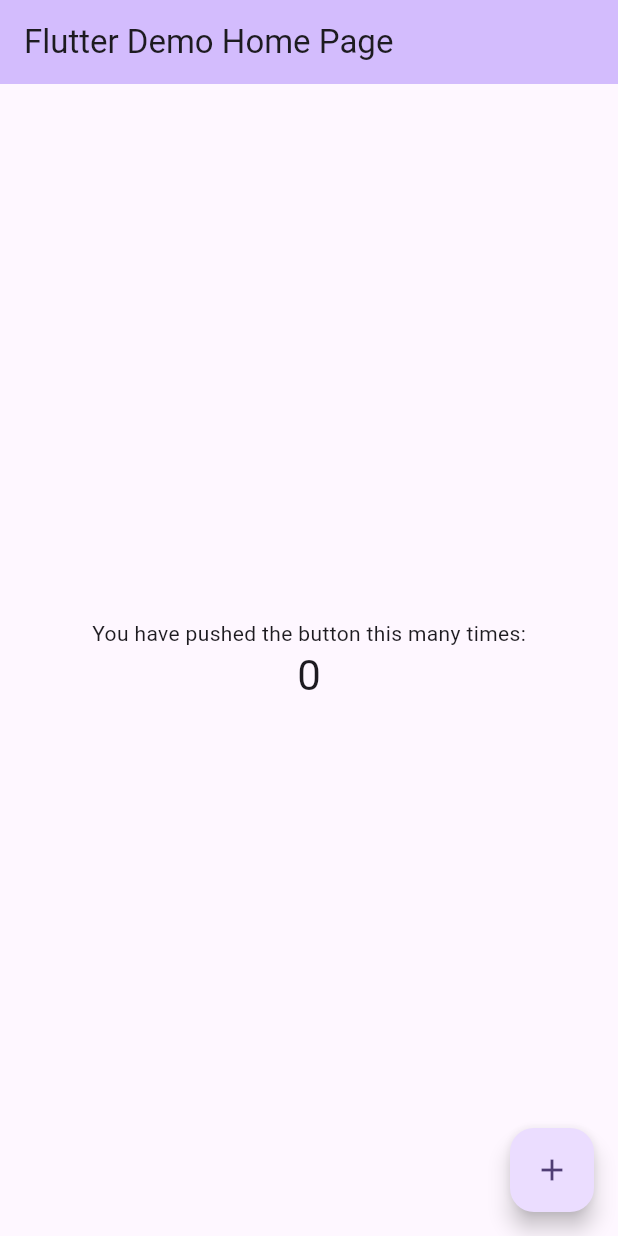
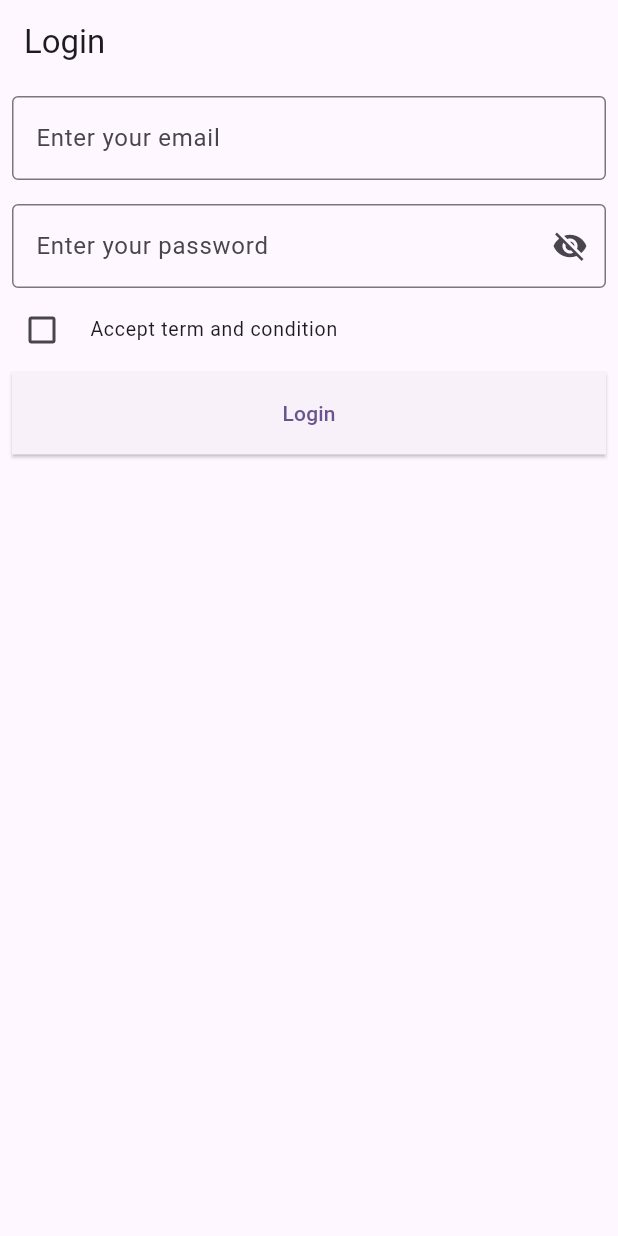
Before and after one commit to jbsolutionsmobile/amarjeet_ci_cd, a Flutter app: the screen it shows after launch, on a phone screen of 412 x 824 dp. Run offline on Flutter 3.47's test engine with Material 3 defaults, Android fonts, the phone set to English and light mode, and no system bars.

Commit message:
Created a login screen and perform a test cases

```diff
--- a/lib/api_event.dart
+++ /dev/null
@@ -1,3 +0,0 @@
-abstract class ApiEvent {}
-
-class FetchDataEvent extends ApiEvent {}
--- /dev/null
+++ b/lib/feature/login/login_page.dart
@@ -0,0 +1,153 @@
+import 'package:flutter/material.dart';
+
+class LoginPage extends StatefulWidget {
+  const LoginPage({super.key});
+
+  @override
+  State<LoginPage> createState() => _LoginPageState();
+}
+
+class _LoginPageState extends State<LoginPage> {
+  bool termAndConditionSelected = false;
+  bool obscureText = true;
+  final _formKey = GlobalKey<FormState>();
+  late TextEditingController emailController, passwordController;
+
+  @override
+  void initState() {
+    super.initState();
+    emailController = TextEditingController();
+    passwordController = TextEditingController();
+  }
+
+  @override
+  void dispose() {
+    emailController.dispose();
+    passwordController.dispose();
+    super.dispose();
+  }
+
+  void termAndConditionSelection(bool? value) {
+    setState(() {
+      termAndConditionSelected = (value ?? false);
+    });
+  }
+
+  @override
+  Widget build(BuildContext context) {
+    return Scaffold(
+      appBar: AppBar(
+        title: const Text("Login"),
+      ),
+      body: Padding(
+        padding: const EdgeInsets.all(8.0),
+        child: Form(
+          key: _formKey,
+          child: Column(
+            children: [
+              TextFormField(
+                key: const ValueKey("emailField"),
+                controller: emailController,
+                keyboardType: TextInputType.emailAddress,
+                decoration: const InputDecoration(
+                  hintText: "Enter your email",
+                  border: OutlineInputBorder(),
+                ),
+                validator: (value) {
+                  if (value == null || value.isEmpty) {
+                    return 'Please enter your email';
+                  }
+                  if (!value.isValidEmail()) {
+                    return "Check your email";
+                  }
+                  return null;
+                },
+              ),
+              const SizedBox(
+                height: 16,
+              ),
+              TextFormField(
+                key: const ValueKey("passwordField"),
+                controller: passwordController,
+                obscureText: obscureText,
+                decoration: InputDecoration(
+                  hintText: "Enter your password",
+                  border: const OutlineInputBorder(),
+                  suffixIcon: GestureDetector(
+                    onTap: () {
+                      setState(() {
+                        obscureText = !obscureText;
+                      });
+                    },
+                    child: Icon(
+                      obscureText ? Icons.visibility_off : Icons.visibility,
+                    ),
+                  ),
+                ),
+                validator: (value) {
+                  if (value == null || value.isEmpty) {
+                    return 'Please enter your password';
+                  }
+                  if (value.length < 8) {
+                    return 'Password must be length 8 letter/digit';
+                  }
+                  return null;
+                },
+              ),
+              const SizedBox(
+                height: 8,
+              ),
+              CheckboxListTile(
+                controlAffinity: ListTileControlAffinity.leading,
+                dense: true,
+                visualDensity: VisualDensity.compact,
+                contentPadding: const EdgeInsets.symmetric(horizontal: 0),
+                value: termAndConditionSelected,
+                onChanged: termAndConditionSelection,
+                title: const Text("Accept term and condition"),
+              ),
+              const SizedBox(
+                height: 8,
+              ),
+              ElevatedButton(
+                key: const ValueKey<String>("LoginBtn"),
+                onPressed: () async {
+                  FocusManager.instance.primaryFocus?.unfocus();
+
+                  await Future.delayed(const Duration(microseconds: 900));
+
+                  if (_formKey.currentState!.validate()) {
+                    if (context.mounted) {
+                      ScaffoldMessenger.of(context).showSnackBar(
+                        const SnackBar(
+                          content: Text('Processing Data'),
+                          behavior: SnackBarBehavior.floating,
+                        ),
+                      );
+                    }
+                  }
+                },
+                style: ElevatedButton.styleFrom(
+                  minimumSize: Size(
+                    MediaQuery.of(context).size.width,
+                    55,
+                  ),
+                  shape: const RoundedRectangleBorder(),
+                ),
+                child: const Text("Login"),
+              ),
+            ],
+          ),
+        ),
+      ),
+    );
+  }
+}
+
+extension EmailValidator on String {
+  bool isValidEmail() {
+    return RegExp(
+            r'^(([^<>()[\]\\.,;:\s@\"]+(\.[^<>()[\]\\.,;:\s@\"]+)*)|(\".+\"))@((\[[0-9]{1,3}\.[0-9]{1,3}\.[0-9]{1,3}\.[0-9]{1,3}\])|(([a-zA-Z\-0-9]+\.)+[a-zA-Z]{2,}))$')
+        .hasMatch(this);
+  }
+}
--- a/lib/main.dart
+++ b/lib/main.dart
@@ -1,4 +1,5 @@
 import 'package:flutter/material.dart';
+import 'feature/login/login_page.dart';
 
 void main() {
   runApp(const MyApp());
@@ -15,55 +16,7 @@ class MyApp extends StatelessWidget {
         colorScheme: ColorScheme.fromSeed(seedColor: Colors.deepPurple),
         useMaterial3: true,
       ),
-      home: const MyHomePage(title: 'Flutter Demo Home Page'),
+      home: const LoginPage(),
     );
   }
 }
-
-class MyHomePage extends StatefulWidget {
-  const MyHomePage({super.key, required this.title});
-
-  final String title;
-
-  @override
-  State<MyHomePage> createState() => _MyHomePageState();
-}
-
-class _MyHomePageState extends State<MyHomePage> {
-  int _counter = 0;
-
-  void _incrementCounter() {
-    setState(() {
-      _counter++;
-    });
-  }
-
-  @override
-  Widget build(BuildContext context) {
-    return Scaffold(
-      appBar: AppBar(
-        backgroundColor: Theme.of(context).colorScheme.inversePrimary,
-        title: Text(widget.title),
-      ),
-      body: Center(
-        child: Column(
-          mainAxisAlignment: MainAxisAlignment.center,
-          children: <Widget>[
-            const Text(
-              'You have pushed the button this many times:',
-            ),
-            Text(
-              '$_counter',
-              style: Theme.of(context).textTheme.headlineMedium,
-            ),
-          ],
-        ),
-      ),
-      floatingActionButton: FloatingActionButton(
-        onPressed: _incrementCounter,
-        tooltip: 'Increment',
-        child: const Icon(Icons.add),
-      ),
-    );
-  }
-}
--- a/lib/api_service.dart
+++ b/lib/service/api_service.dart
@@ -4,7 +4,9 @@ import 'package:http/http.dart' as http;
 class ApiService {
   final http.Client client;
 
-  ApiService({required this.client});
+  ApiService({
+    required this.client,
+  });
 
   Future<String> fetchData() async {
     final response = await client.get(
--- a/pubspec.yaml
+++ b/pubspec.yaml
@@ -24,6 +24,8 @@ dev_dependencies:
   mockito: ^5.4.4
   build_runner: ^2.4.9
   bloc_test: ^10.0.0
+  integration_test:
+    sdk: flutter
 
 flutter:
 
```
Also changed, not shown: lib/animal.dart (deleted, +0 -9 lines), lib/api_bloc.dart (deleted, +0 -20 lines), lib/api_state.dart (deleted, +0 -31 lines), pubspec.lock, 12 other files.
